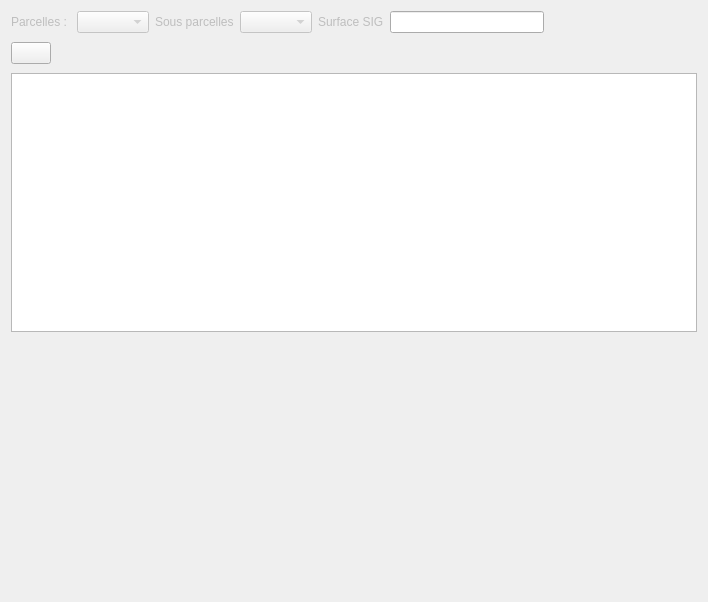
First picture: the form in qsequoia2/modules/table_check/table_check.ui, repository SequoiApp/Qsequoia2, before the edit.
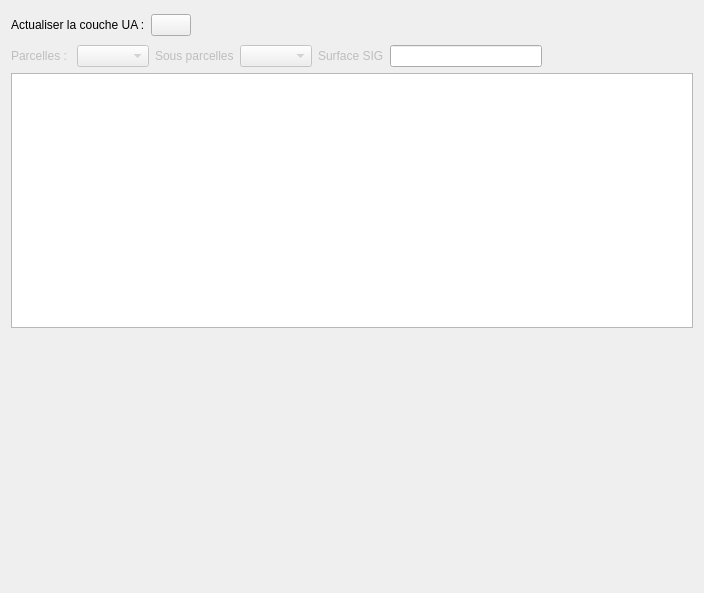
Second picture: the form after the edit.

Commit message: fix surface calculation and display in table_check

Diff of the .ui file:
```diff
--- a/qsequoia2/modules/table_check/table_check.ui
+++ b/qsequoia2/modules/table_check/table_check.ui
@@ -6,14 +6,52 @@
    <rect>
     <x>0</x>
     <y>0</y>
-    <width>708</width>
-    <height>602</height>
+    <width>704</width>
+    <height>593</height>
    </rect>
   </property>
   <property name="windowTitle">
    <string>Form</string>
   </property>
   <layout class="QVBoxLayout" name="verticalLayout_main">
+   <item>
+    <layout class="QHBoxLayout" name="horizontalLayout">
+     <item>
+      <widget class="QLabel" name="lbl_refresh">
+       <property name="text">
+        <string>Actualiser la couche UA :</string>
+       </property>
+      </widget>
+     </item>
+     <item>
+      <widget class="QPushButton" name="btn_refresh">
+       <property name="text">
+        <string/>
+       </property>
+      </widget>
+     </item>
+     <item>
+      <widget class="QLabel" name="lbl_ua_status">
+       <property name="text">
+        <string>&lt;html&gt;&lt;head/&gt;&lt;body&gt;&lt;p align=&quot;right&quot;&gt;&lt;br/&gt;&lt;/p&gt;&lt;/body&gt;&lt;/html&gt;</string>
+       </property>
+      </widget>
+     </item>
+     <item>
+      <spacer name="horizontalSpacer">
+       <property name="orientation">
+        <enum>Qt::Horizontal</enum>
+       </property>
+       <property name="sizeHint" stdset="0">
+        <size>
+         <width>40</width>
+         <height>20</height>
+        </size>
+       </property>
+      </spacer>
+     </item>
+    </layout>
+   </item>
    <item>
     <layout class="QHBoxLayout" name="horizontalLayout_3">
      <item>
@@ -82,37 +120,6 @@
      </item>
     </layout>
    </item>
-   <item>
-    <layout class="QHBoxLayout" name="horizontalLayout">
-     <item>
-      <widget class="QPushButton" name="btn_refresh">
-       <property name="text">
-        <string/>
-       </property>
-      </widget>
-     </item>
-     <item>
-      <widget class="QLabel" name="lbl_ua_status">
-       <property name="text">
-        <string>&lt;html&gt;&lt;head/&gt;&lt;body&gt;&lt;p align=&quot;right&quot;&gt;&lt;br/&gt;&lt;/p&gt;&lt;/body&gt;&lt;/html&gt;</string>
-       </property>
-      </widget>
-     </item>
-     <item>
-      <spacer name="horizontalSpacer">
-       <property name="orientation">
-        <enum>Qt::Horizontal</enum>
-       </property>
-       <property name="sizeHint" stdset="0">
-        <size>
-         <width>40</width>
-         <height>20</height>
-        </size>
-       </property>
-      </spacer>
-     </item>
-    </layout>
-   </item>
    <item>
     <widget class="QTableWidget" name="forestTable"/>
    </item>
```
The commit also changes 3 other files.
